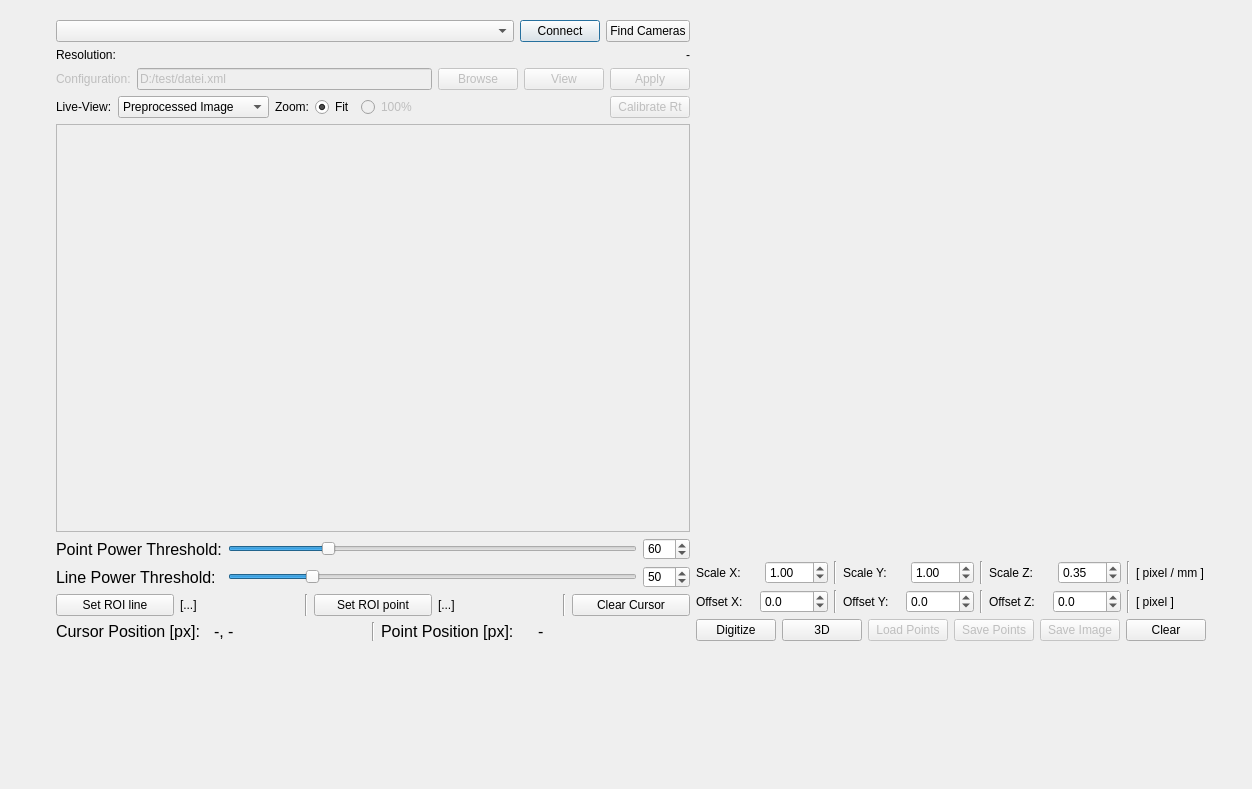
The window that centerdialog.ui (mechaot/cLaserScanner) describes before a commit, drawn with Qt 5.
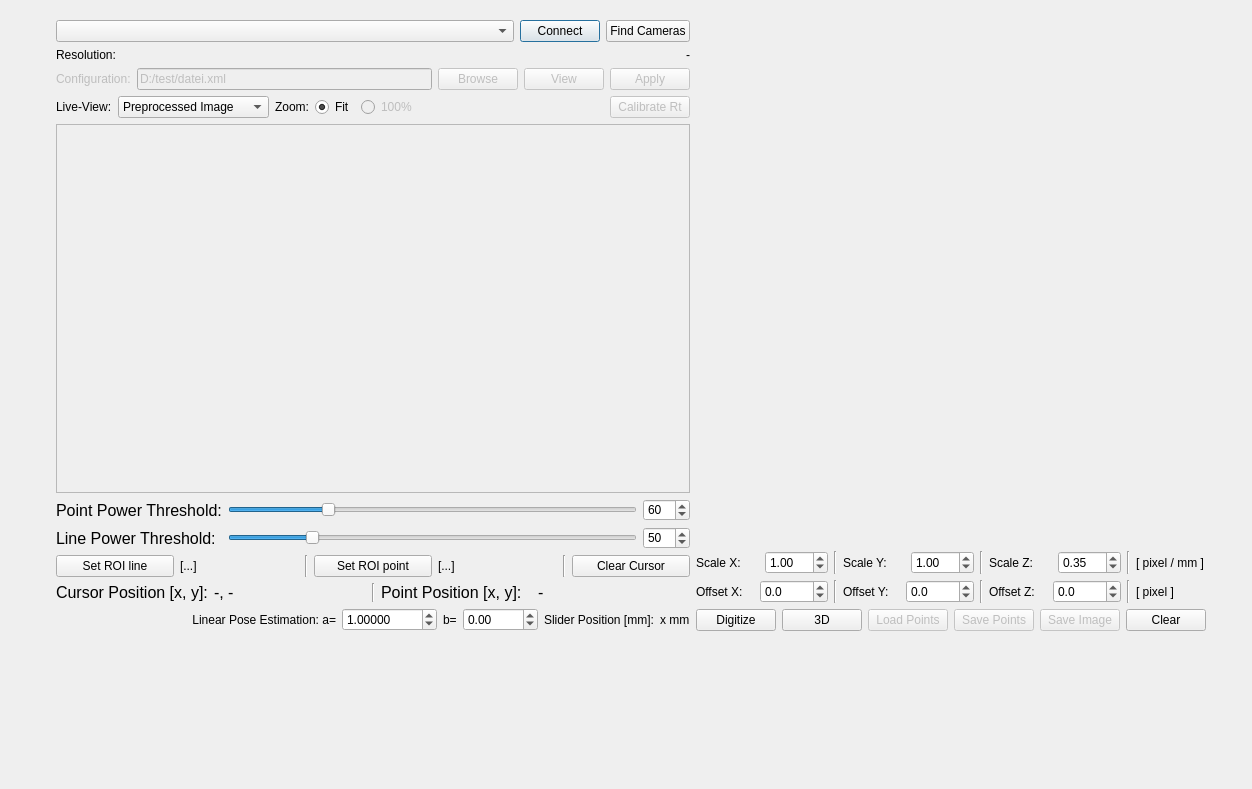
The same window after the commit. Custom widgets are drawn as their Qt base class.

What changed in the file:
```diff
--- a/centerdialog.ui
+++ b/centerdialog.ui
@@ -19,7 +19,7 @@
      <x>56</x>
      <y>20</y>
      <width>1150</width>
-     <height>621</height>
+     <height>611</height>
     </rect>
    </property>
    <layout class="QHBoxLayout" name="pageLayout" stretch="2,1">
@@ -230,7 +230,7 @@
            <x>0</x>
            <y>0</y>
            <width>654</width>
-           <height>379</height>
+           <height>349</height>
           </rect>
          </property>
          <widget class="CameraWidget" name="cameraWidget" native="true">
@@ -395,7 +395,7 @@
            <string notr="true">font: 75 12pt;</string>
           </property>
           <property name="text">
-           <string>Cursor Position [px]:</string>
+           <string>Cursor Position [x, y]:</string>
           </property>
          </widget>
         </item>
@@ -425,7 +425,7 @@
            <string notr="true">font: 75 12pt;</string>
           </property>
           <property name="text">
-           <string>Point Position [px]:</string>
+           <string>Point Position [x, y]:</string>
           </property>
          </widget>
         </item>
@@ -445,7 +445,74 @@
        </layout>
       </item>
       <item>
-       <layout class="QHBoxLayout" name="horizontalLayout_2"/>
+       <layout class="QHBoxLayout" name="horizontalLayout_11" stretch="1,0,0,0,0,0">
+        <item>
+         <widget class="QLabel" name="label_17">
+          <property name="text">
+           <string>Linear Pose Estimation: a=</string>
+          </property>
+          <property name="alignment">
+           <set>Qt::AlignRight|Qt::AlignTrailing|Qt::AlignVCenter</set>
+          </property>
+         </widget>
+        </item>
+        <item>
+         <widget class="QDoubleSpinBox" name="spinRegressionA">
+          <property name="decimals">
+           <number>5</number>
+          </property>
+          <property name="minimum">
+           <double>-9999.989999999999782</double>
+          </property>
+          <property name="maximum">
+           <double>9999.989999999999782</double>
+          </property>
+          <property name="singleStep">
+           <double>0.000100000000000</double>
+          </property>
+          <property name="value">
+           <double>1.000000000000000</double>
+          </property>
+         </widget>
+        </item>
+        <item>
+         <widget class="QLabel" name="label_18">
+          <property name="text">
+           <string>b=</string>
+          </property>
+         </widget>
+        </item>
+        <item>
+         <widget class="QDoubleSpinBox" name="spinRegressionB">
+          <property name="minimum">
+           <double>-9999.000000000000000</double>
+          </property>
+          <property name="maximum">
+           <double>9999.989999999999782</double>
+          </property>
+          <property name="singleStep">
+           <double>0.010000000000000</double>
+          </property>
+          <property name="value">
+           <double>0.000000000000000</double>
+          </property>
+         </widget>
+        </item>
+        <item>
+         <widget class="QLabel" name="label_19">
+          <property name="text">
+           <string>Slider Position [mm]:</string>
+          </property>
+         </widget>
+        </item>
+        <item>
+         <widget class="QLabel" name="labelPositionMM">
+          <property name="text">
+           <string>x mm</string>
+          </property>
+         </widget>
+        </item>
+       </layout>
       </item>
      </layout>
     </item>
```
